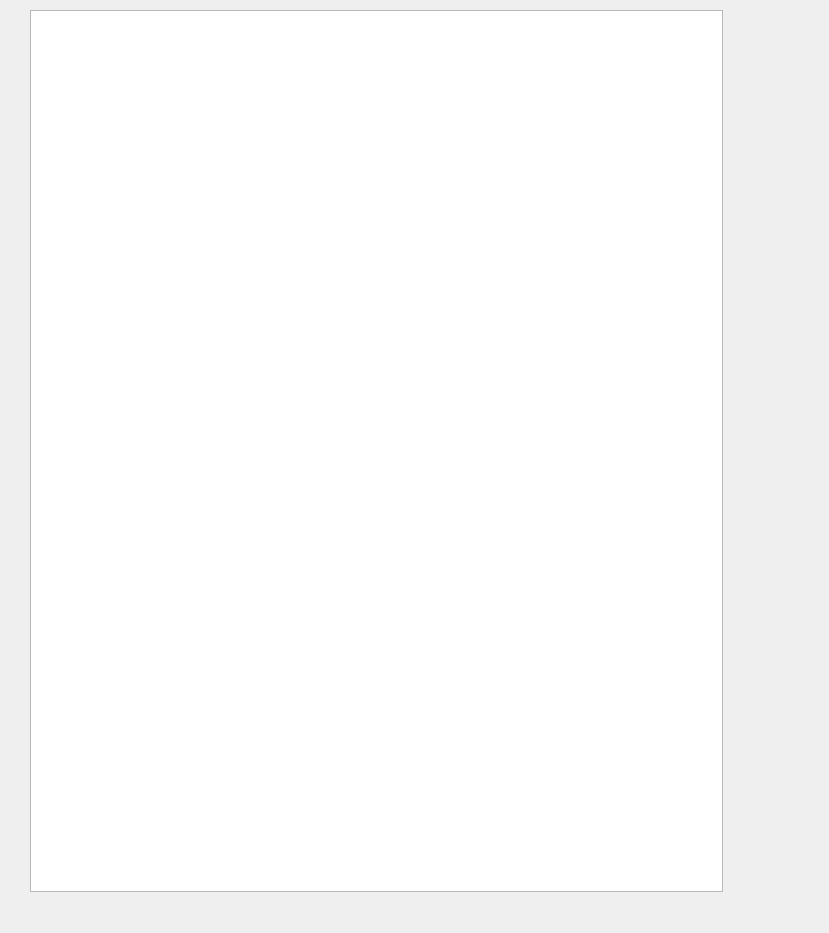
This is CursachDemo/mainwindow.ui in deviyan13/CourseProject as Qt 5 draws it before an edit. The edited form follows.
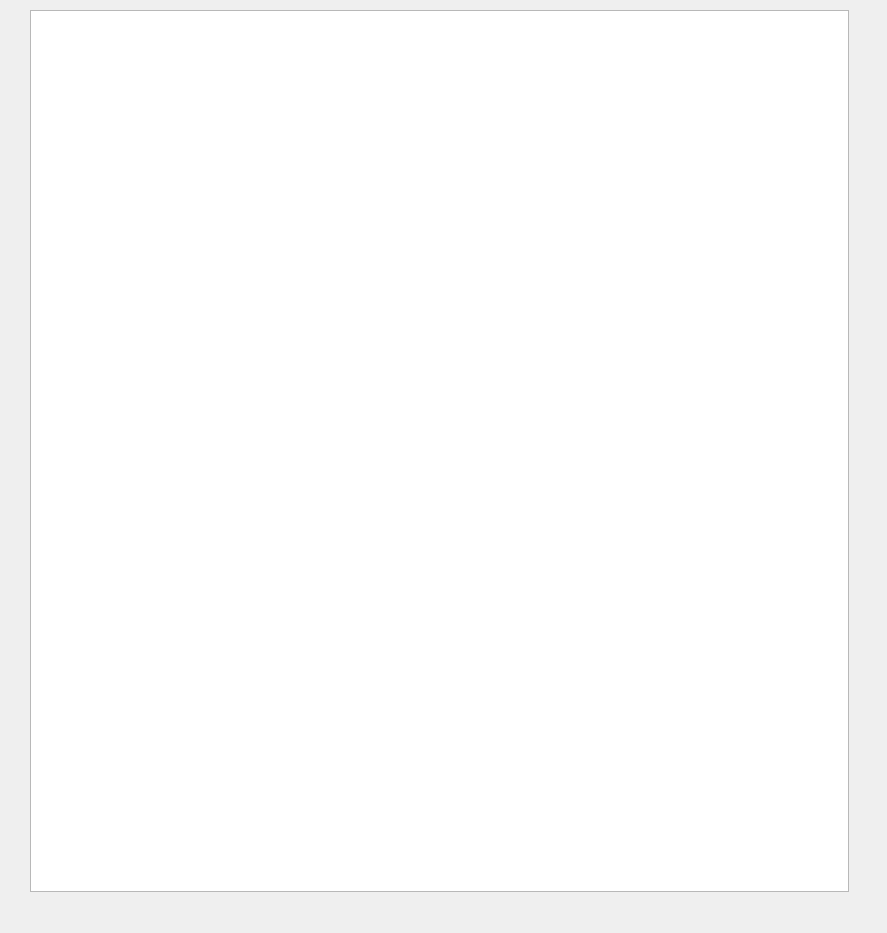
This is the edited form.

What changed in the file:
```diff
--- a/CursachDemo/mainwindow.ui
+++ b/CursachDemo/mainwindow.ui
@@ -6,7 +6,7 @@
    <rect>
     <x>0</x>
     <y>0</y>
-    <width>829</width>
+    <width>887</width>
     <height>933</height>
    </rect>
   </property>
@@ -19,7 +19,7 @@
      <rect>
       <x>30</x>
       <y>10</y>
-      <width>693</width>
+      <width>819</width>
       <height>882</height>
      </rect>
     </property>
```
Left out of the diff: 2 changed lines with no effect on the pictures.
